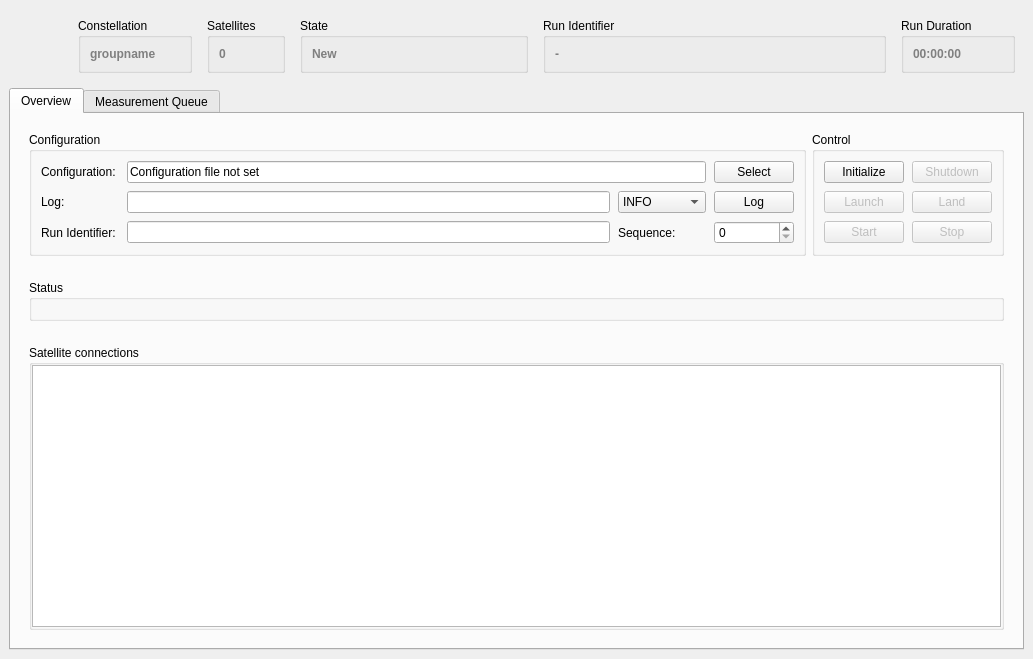
This is cxx/controllers/MissionControl/MissionControl.ui in constellation-daq/Constellation as Qt 5 draws it before an edit. The edited form follows.
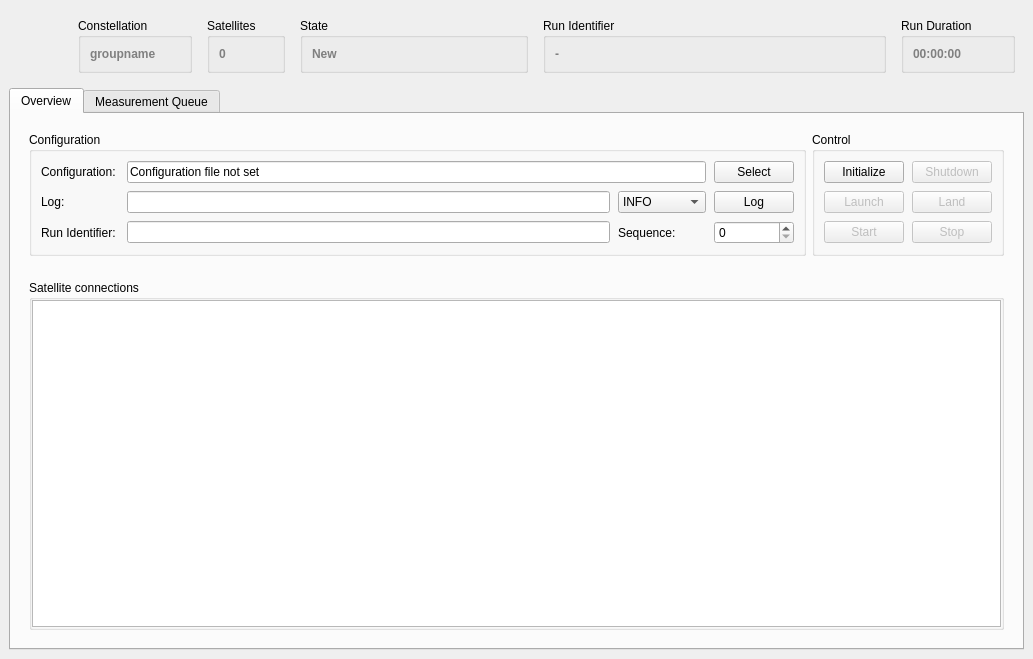
This is the edited form. Icons and pictures are not drawn.

Commit message: MissionControl: also drop status widget

Diff of the .ui file:
```diff
--- a/cxx/controllers/MissionControl/MissionControl.ui
+++ b/cxx/controllers/MissionControl/MissionControl.ui
@@ -492,54 +492,6 @@
           </layout>
          </widget>
         </item>
-        <item>
-         <widget class="QWidget" name="statusWidget" native="true">
-          <layout class="QVBoxLayout" name="verticalLayout_2">
-           <item>
-            <widget class="QGroupBox" name="grpStatus">
-             <property name="sizePolicy">
-              <sizepolicy hsizetype="Preferred" vsizetype="Preferred">
-               <horstretch>0</horstretch>
-               <verstretch>0</verstretch>
-              </sizepolicy>
-             </property>
-             <property name="minimumSize">
-              <size>
-               <width>192</width>
-               <height>0</height>
-              </size>
-             </property>
-             <property name="title">
-              <string>Status</string>
-             </property>
-             <layout class="QGridLayout">
-              <property name="leftMargin">
-               <number>9</number>
-              </property>
-              <property name="topMargin">
-               <number>9</number>
-              </property>
-              <property name="rightMargin">
-               <number>9</number>
-              </property>
-              <property name="bottomMargin">
-               <number>9</number>
-              </property>
-              <property name="horizontalSpacing">
-               <number>8</number>
-              </property>
-              <property name="verticalSpacing">
-               <number>4</number>
-              </property>
-              <item row="1" column="0">
-               <layout class="QGridLayout" name="grpGrid"/>
-              </item>
-             </layout>
-            </widget>
-           </item>
-          </layout>
-         </widget>
-        </item>
         <item>
          <widget class="QWidget" name="connectionWidget" native="true">
           <layout class="QHBoxLayout" name="horizontalLayout_4">
```
